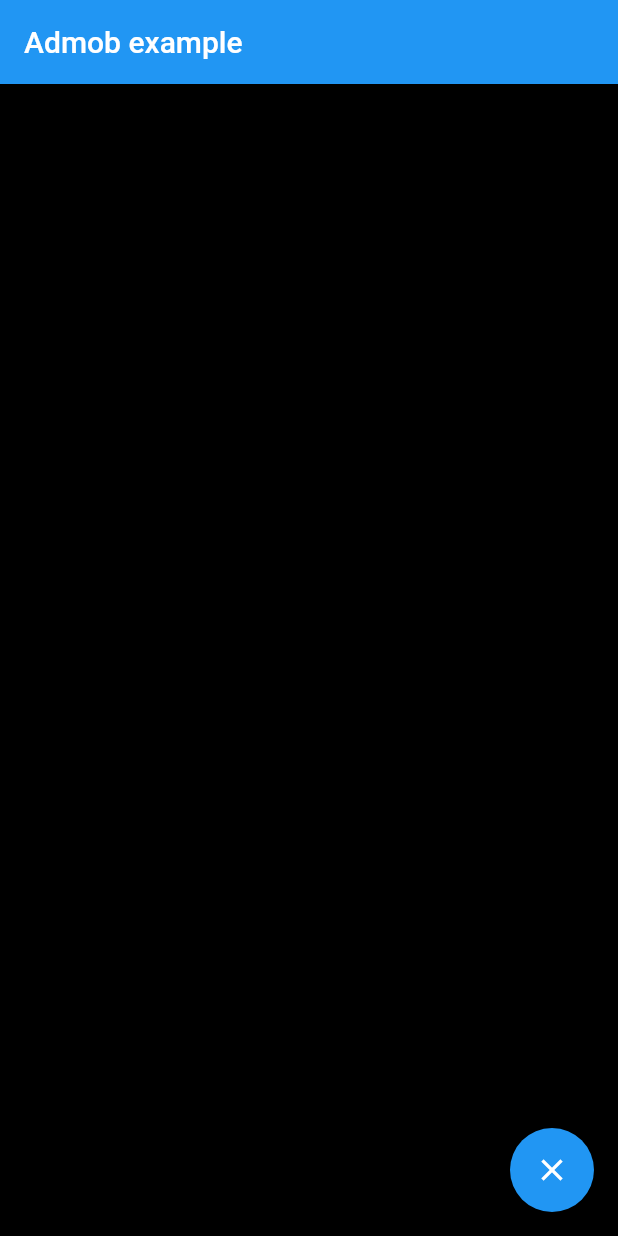
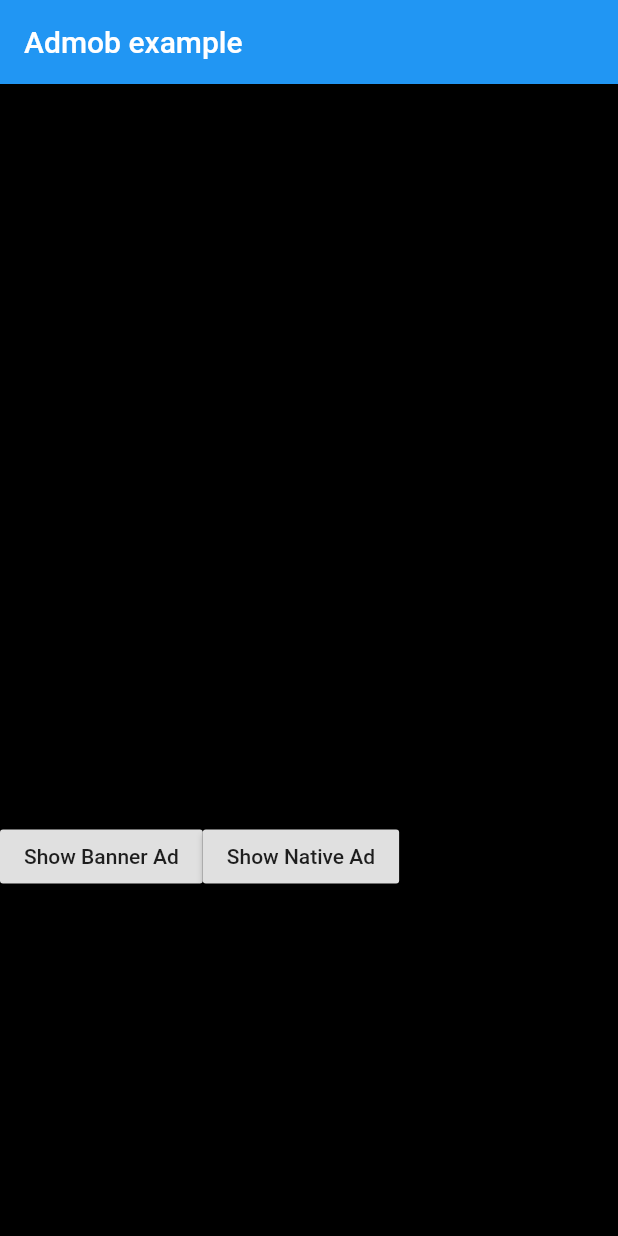
Before and after one commit to bparrishMines/admob_platform_view, a Flutter app: the screen it shows after launch, on a phone screen of 412 x 824 dp. Run offline on Flutter 3.47's test engine with Material 2 defaults, Android fonts, the phone set to English and light mode, and no system bars.

Commit message:
Add button for native and banner ads

```diff
--- a/example/lib/main.dart
+++ b/example/lib/main.dart
@@ -12,7 +12,8 @@ class MyApp extends StatefulWidget {
 }
 
 class _MyAppState extends State<MyApp> {
-  bool _loadAds = false;
+  bool _showNativeAd = false;
+  bool _showBannerAd = false;
 
   @override
   void initState() {
@@ -33,18 +34,30 @@ class _MyAppState extends State<MyApp> {
         child: ListView(
           children: <Widget>[
             Container(
-              width: data.size.width,
-              height: data.size.height * 1.25,
-              color: Colors.black,
-            ),
-            if (_loadAds) Container(width: 200, height: 300, child: Ad()),
-            if (_loadAds) Container(width: 200, height: 300, child: NativeAd()),
+                width: data.size.width,
+                height: data.size.height * 1.25,
+                color: Colors.black,
+                child: Row(
+                  children: <Widget>[
+                    RaisedButton(
+                      child: Text('Show Banner Ad'),
+                      onPressed: () => setState(
+                        () => _showBannerAd = true,
+                      ),
+                    ),
+                    RaisedButton(
+                      child: Text('Show Native Ad'),
+                      onPressed: () => setState(
+                        () => _showNativeAd = true,
+                      ),
+                    )
+                  ],
+                )),
+            if (_showBannerAd) Container(width: 200, height: 300, child: Ad()),
+            if (_showNativeAd)
+              Container(width: 500, height: 1000, child: NativeAd()),
           ],
         ),
-      ),
-      floatingActionButton: FloatingActionButton(
-        onPressed: () => setState(() => _loadAds = !_loadAds),
-        child: Icon(Icons.close),
       ),
     );
   }
```
